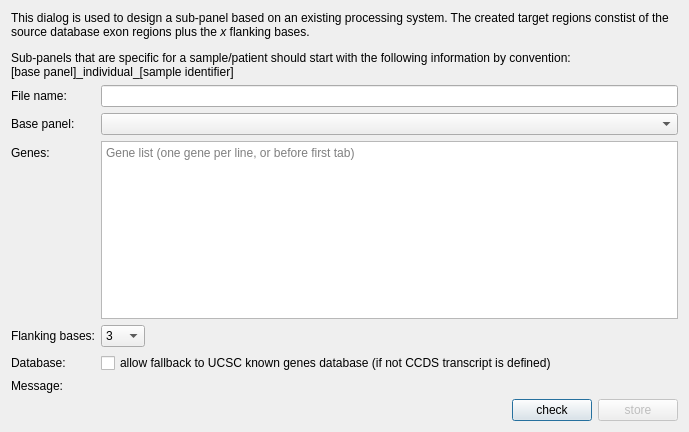
Above: src/GSvar/SubpanelDesignDialog.ui from imgag/ngs-bits before the change. Below: the same form after it.
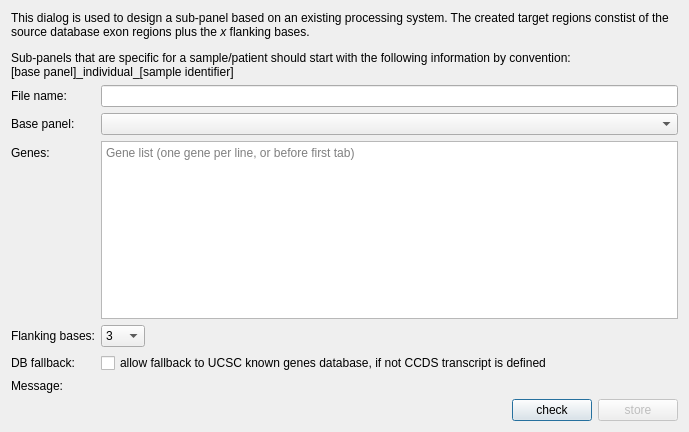
That is the form after the change.

Commit message: Added transcript class to cppNGS and methods to refactored transcript hanlding by cppNGSD

```diff
--- a/src/GSvar/SubpanelDesignDialog.ui
+++ b/src/GSvar/SubpanelDesignDialog.ui
@@ -184,7 +184,7 @@
    <item row="6" column="0">
     <widget class="QLabel" name="label_7">
      <property name="text">
-      <string>Database:</string>
+      <string>DB fallback:</string>
      </property>
     </widget>
    </item>
@@ -193,7 +193,7 @@
      <item>
       <widget class="QCheckBox" name="fallback">
        <property name="text">
-        <string>allow fallback to UCSC known genes database (if not CCDS transcript is defined)</string>
+        <string>allow fallback to UCSC known genes database, if not CCDS transcript is defined</string>
        </property>
       </widget>
      </item>
```
The commit also changes 15 other files.
